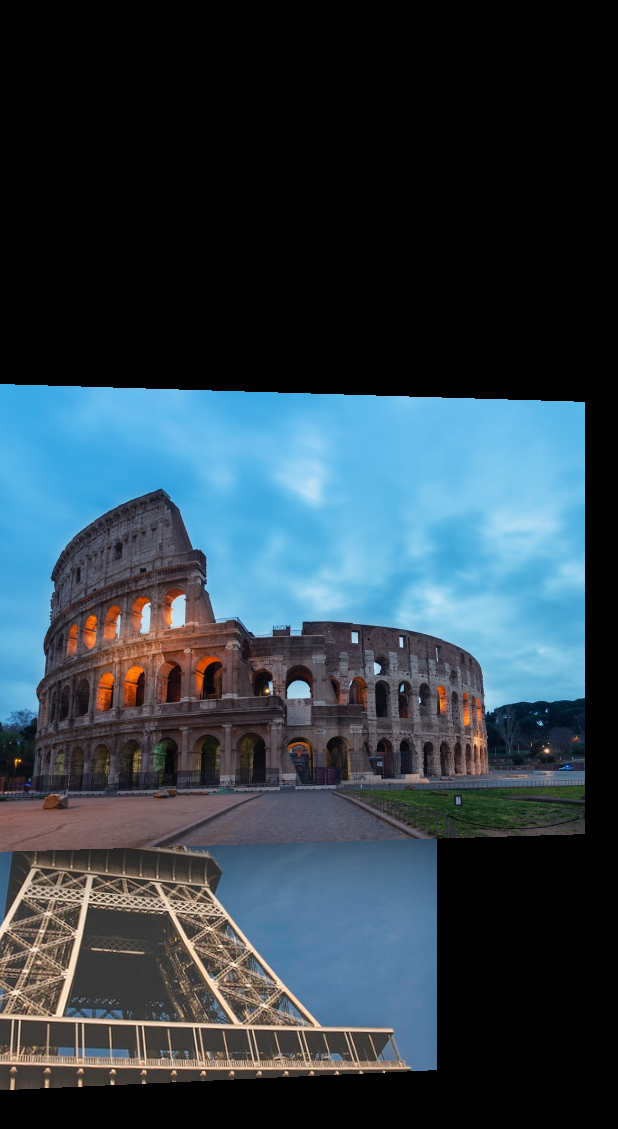
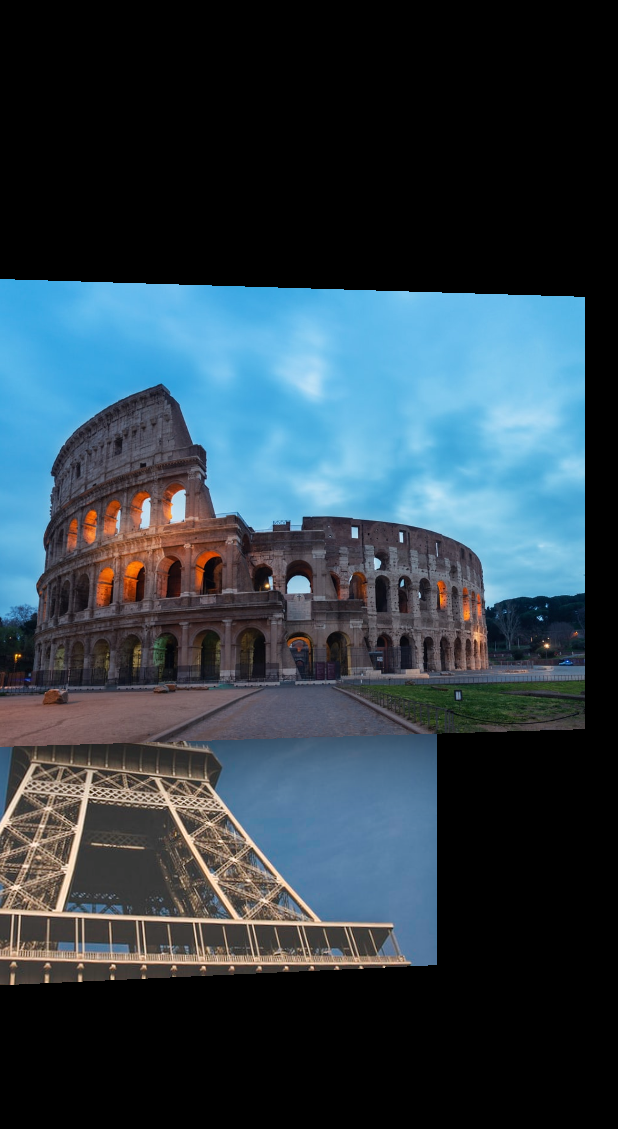
Before and after one commit to wilsonowilson/Flutter-Hover-Effects, a Flutter app: the screen it shows after launch, on a phone screen of 412 x 824 dp. Shown: the top 1129 px of the screen. Run offline on Flutter 3.47's test engine with Material 2 defaults, Android fonts, the phone set to English and light mode, and no system bars; project files that could hold a hidden picture were left out.

Commit message:
Centered cards

```diff
--- a/lib/demos/2-Perspective-Cards/perspective_cards.dart
+++ b/lib/demos/2-Perspective-Cards/perspective_cards.dart
@@ -49,10 +49,13 @@ class _PerspectiveCardsState extends State<PerspectiveCards>
               child: AnimatedBuilder(
                   animation: perspectiveController,
                   builder: (context, snapshot) {
-                    return Stack(
+                    return Transform.translate(
+                      offset: Offset(0, -70),
+                      child: Stack(
                         children: [
                           Transform.translate(
-                          offset: Offset(100 * perspectiveAnimation.value, 160),
+                            offset:
+                                Offset(100 * perspectiveAnimation.value, 160),
                             child: Transform(
                               alignment: FractionalOffset.center,
                               transform: Matrix4.identity()
@@ -76,6 +79,7 @@ class _PerspectiveCardsState extends State<PerspectiveCards>
                             ),
                           ),
                         ],
+                      ),
                     );
                   }),
             ),
```
Lines whose indentation alone changed are shown as unchanged.
